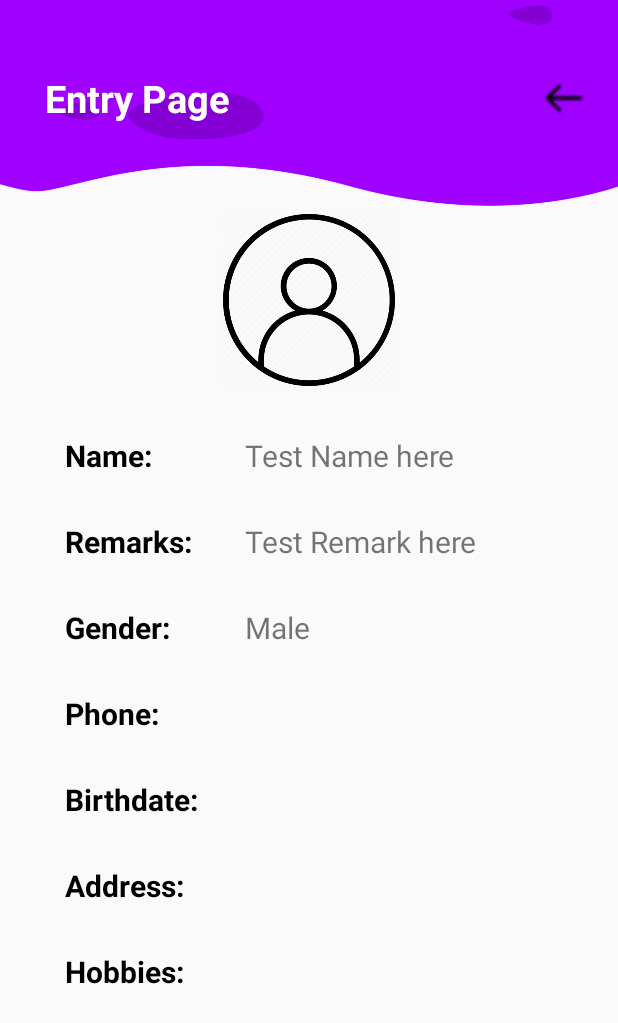
After one commit to jersonreyes/MAD.ACT1, an Android app: the ViewEntry screen opened directly, with no data from a screen before it, on a phone screen of 412 x 824 dp. The commit adds this screen. Shown: the top 1023 px of the screen. Run offline under Robolectric (Android 15) with nearby library versions, the phone set to English and light mode, and no system bars; 20 statements that could not run were skipped.

Commit message:
okeee naa konting polish nalang bukasssssss

```diff
--- a/app/src/main/AndroidManifest.xml
+++ b/app/src/main/AndroidManifest.xml
@@ -22,6 +22,9 @@
             android:name=".AddEntry"
             android:exported="true" />
         <activity
+            android:name=".ViewEntry"
+            android:exported="true" />
+        <activity
             android:name=".MainActivity"
             android:exported="true">
             <intent-filter>
--- /dev/null
+++ b/app/src/main/java/com/example/activity/ViewEntry.java
@@ -0,0 +1,86 @@
+package com.example.activity;
+
+import android.app.DatePickerDialog;
+import android.content.Context;
+import android.content.Intent;
+import android.graphics.Bitmap;
+import android.os.Bundle;
+import android.provider.MediaStore;
+import android.view.View;
+import android.view.WindowManager;
+import android.widget.AutoCompleteTextView;
+import android.widget.Button;
+import android.widget.CheckBox;
+import android.widget.DatePicker;
+import android.widget.EditText;
+import android.widget.ImageButton;
+import android.widget.ImageView;
+import android.widget.RadioButton;
+import android.widget.TextView;
+
+import androidx.appcompat.app.AppCompatActivity;
+
+public class ViewEntry extends AppCompatActivity {
+    Context con=this;
+
+    @Override
+    protected void onCreate(Bundle savedInstanceState) {
+        super.onCreate(savedInstanceState);
+        getWindow().setFlags(WindowManager.LayoutParams.FLAG_TRANSLUCENT_STATUS, WindowManager.LayoutParams.FLAG_TRANSLUCENT_STATUS);
+        setContentView(R.layout.entryview);
+
+        Bundle intent = getIntent().getExtras();
+        int key = Integer.parseInt(intent.getString("Position"));
+        EntryCards acc = EntryList.cardlist.get(key);
+
+        ImageView Profile = (ImageView) findViewById(R.id.viewProfile);
+        ImageButton backBtn = (ImageButton) findViewById(R.id.viewBackButton);
+        backBtn.setOnClickListener(new View.OnClickListener() {
+            @Override
+            public void onClick(View v) {
+                startActivity(new Intent(con, EntryList.class));
+            }
+        });
+        TextView Name = (TextView) findViewById(R.id.viewName);
+        TextView Remarks = (TextView) findViewById(R.id.viewRemarks);
+        TextView Gender  = (TextView) findViewById(R.id.viewGender);
+        TextView Phone = (TextView) findViewById(R.id.viewPhone);
+        TextView Birthdate = (TextView) findViewById(R.id.viewBirthdate);
+        TextView Address = (TextView) findViewById(R.id.viewStreet);
+        TextView Hobbies = (TextView) findViewById(R.id.viewHobbies);
+
+        Profile.setImageResource(acc.getPicture());
+        Name.setText(acc.getName());
+        Remarks.setText(acc.getDescription());
+        Gender.setText(acc.getGender());
+        Phone.setText(acc.getPhone());
+        Birthdate.setText(acc.getBirthdate());
+        Address.setText(acc.getStreet() + " " + acc.getHouseNumber() + " " + acc.getBarangay() + ", "
+                        + acc.getMunicipality() + ", " + acc.getProvince());
+        String hobbies="";
+        if(acc.isC1())
+            hobbies+="\nSinging";
+        if(acc.isC2())
+            hobbies+="\nPlaying Guitar";
+        if(acc.isC3())
+            hobbies+="\nPlaying Games";
+        if(acc.isC4())
+            hobbies+="\nDancing";
+        if(acc.isC5())
+            hobbies+="\nPainting";
+        if(acc.isC6())
+            hobbies+="\nReading";
+        if(acc.isC7())
+            hobbies+="\nBaking";
+        if(acc.isC8())
+            hobbies+="\nGardening";
+        if(acc.isC9())
+            hobbies+="\nWriting";
+        if(acc.isC10())
+            hobbies+="\nCooking";
+
+        Hobbies.setText(hobbies.substring(1));
+    }
+
+
+}
--- /dev/null
+++ b/app/src/main/res/layout/entryview.xml
@@ -0,0 +1,217 @@
+<?xml version="1.0" encoding="utf-8"?>
+<RelativeLayout xmlns:android="http://schemas.android.com/apk/res/android"
+    xmlns:app="http://schemas.android.com/apk/res-auto"
+    xmlns:tools="http://schemas.android.com/tools"
+    android:layout_width="match_parent"
+    android:layout_height="match_parent"
+    android:fitsSystemWindows="false"
+    tools:context=".EntryList"
+   >
+
+    <LinearLayout
+        android:id="@+id/EntryHeader"
+        android:layout_width="wrap_content"
+        android:layout_height="240sp"
+        android:layout_marginTop="-100dp"
+        android:background="@drawable/background_login"
+        android:orientation="horizontal"
+        android:paddingTop="115dp"
+        android:translationZ="90dp"
+        android:weightSum="10">
+
+        <TextView
+            android:id="@+id/UsernameLabel"
+            android:layout_width="100dp"
+            android:layout_height="80dp"
+            android:layout_marginLeft="30dp"
+            android:layout_marginTop="10dp"
+            android:layout_weight="9"
+            android:gravity="center_vertical"
+            android:lineHeight="37dp"
+            android:text="Entry Page"
+            android:textColor="@color/white"
+            android:textSize="25sp"
+            android:textStyle="bold" />
+
+        <ImageButton
+            android:id="@+id/viewBackButton"
+            android:layout_width="50dp"
+            android:layout_height="80dp"
+            android:layout_marginLeft="10dp"
+            android:layout_marginTop="10dp"
+            android:layout_weight="1"
+            android:background="#00000000"
+            android:padding="20dp"
+            android:scaleType="fitCenter"
+            android:src="@drawable/backicon" />
+    </LinearLayout>
+
+
+    <ScrollView
+        android:id="@+id/scrollv2"
+        android:layout_width="325sp"
+        android:layout_height="match_parent"
+        android:layout_below="@+id/EntryHeader"
+        android:layout_centerHorizontal="true"
+        android:layout_marginTop="-50dp"
+        android:scrollbars="none">
+
+
+        <RelativeLayout
+            android:layout_width="325sp"
+            android:layout_height="match_parent">
+
+            <ImageView
+                android:id="@+id/viewProfile"
+                android:layout_width="120dp"
+                android:layout_height="120dp"
+                android:layout_centerHorizontal="true"
+                android:layout_marginTop="50dp"
+                android:src="@drawable/profile_template" />
+
+            <TextView
+                android:id="@+id/viewNameLabel"
+                android:layout_width="120dp"
+                android:layout_height="wrap_content"
+                android:layout_below="@+id/viewProfile"
+                android:layout_marginTop="30dp"
+                android:text="Name:"
+                android:textColor="@color/black"
+                android:textSize="20sp"
+                android:textStyle="bold" />
+
+            <TextView
+                android:id="@+id/viewName"
+                android:layout_width="200dp"
+                android:layout_height="wrap_content"
+                android:layout_below="@+id/viewProfile"
+                android:layout_marginTop="30dp"
+                android:layout_toRightOf="@+id/viewNameLabel"
+                android:text="Test Name here"
+                android:textSize="20sp" />
+
+            <TextView
+                android:id="@+id/viewRemarksLabel"
+                android:layout_width="120dp"
+                android:layout_height="wrap_content"
+                android:layout_below="@+id/viewName"
+                android:layout_marginTop="30dp"
+                android:text="Remarks:"
+                android:textColor="@color/black"
+                android:textSize="20sp"
+                android:textStyle="bold" />
+
+            <TextView
+                android:id="@+id/viewRemarks"
+                android:layout_width="200dp"
+                android:layout_height="wrap_content"
+                android:layout_alignBaseline="@+id/viewRemarksLabel"
+                android:layout_toRightOf="@+id/viewRemarksLabel"
+                android:text="Test Remark here"
+                android:textSize="20sp" />
+
+            <TextView
+                android:id="@+id/viewGenderLabel"
+                android:layout_width="120dp"
+                android:layout_height="wrap_content"
+                android:layout_below="@+id/viewRemarks"
+                android:layout_marginTop="30dp"
+                android:text="Gender:"
+                android:textColor="@color/black"
+                android:textSize="20sp"
+                android:textStyle="bold" />
+
+            <TextView
+                android:id="@+id/viewGender"
+                android:layout_width="200dp"
+                android:layout_height="wrap_content"
+                android:layout_alignBaseline="@+id/viewGenderLabel"
+                android:layout_toRightOf="@+id/viewGenderLabel"
+                android:text="Male"
+                android:textSize="20sp" />
+            <TextView
+                android:id="@+id/viewPhoneLabel"
+                android:layout_width="120dp"
+                android:layout_height="wrap_content"
+                android:layout_below="@+id/viewGender"
+                android:layout_marginTop="30dp"
+                android:text="Phone:"
+                android:textColor="@color/black"
+                android:textSize="20sp"
+                android:textStyle="bold" />
+
+            <TextView
+                android:id="@+id/viewPhone"
+                android:layout_width="200dp"
+                android:layout_height="wrap_content"
+                android:layout_alignBaseline="@+id/viewPhoneLabel"
+                android:layout_toRightOf="@+id/viewPhoneLabel"
+                android:text=""
+                android:textSize="20sp" />
+
+            <TextView
+                android:id="@+id/viewBirthdateLabel"
+                android:layout_width="120dp"
+                android:layout_height="wrap_content"
+                android:layout_below="@+id/viewPhone"
+                android:layout_marginTop="30dp"
+                android:text="Birthdate:"
+                android:textColor="@color/black"
+                android:textSize="20sp"
+                android:textStyle="bold" />
+
+            <TextView
+                android:id="@+id/viewBirthdate"
+                android:layout_width="200dp"
+                android:layout_height="wrap_content"
+                android:layout_alignBaseline="@+id/viewBirthdateLabel"
+                android:layout_toRightOf="@+id/viewBirthdateLabel"
+                android:text=""
+                android:textSize="20sp" />
+
+
+
+            <TextView
+                android:id="@+id/viewStreetLabel"
+                android:layout_width="120dp"
+                android:layout_height="wrap_content"
+                android:layout_below="@+id/viewBirthdate"
+                android:layout_marginTop="30dp"
+                android:text="Address:"
+                android:textColor="@color/black"
+                android:textSize="20sp"
+                android:textStyle="bold" />
+
+            <TextView
+                android:id="@+id/viewStreet"
+                android:layout_width="200dp"
+                android:layout_height="wrap_content"
+                android:layout_alignBaseline="@+id/viewStreetLabel"
+                android:layout_toRightOf="@+id/viewStreetLabel"
+                android:text=""
+                android:textSize="20sp" />
+
+            <TextView
+                android:id="@+id/viewHobbiesLabel"
+                android:layout_width="120dp"
+                android:layout_height="wrap_content"
+                android:layout_below="@+id/viewStreet"
+                android:layout_marginTop="30dp"
+                android:text="Hobbies:"
+                android:textColor="@color/black"
+                android:textSize="20sp"
+                android:textStyle="bold" />
+
+            <TextView
+                android:id="@+id/viewHobbies"
+                android:layout_width="200dp"
+                android:layout_height="wrap_content"
+                android:layout_alignBaseline="@+id/viewHobbiesLabel"
+                android:layout_toRightOf="@+id/viewHobbiesLabel"
+                android:text=""
+                android:textSize="20sp"
+                android:layout_marginBottom="50dp"/>
+        </RelativeLayout>
+    </ScrollView>
+
+</RelativeLayout>
```
Also changed, not shown: app/src/main/java/com/example/activity/AddEntry.java (+6 -2 lines), app/src/main/java/com/example/activity/EditEntry.java (+8 -1 lines), app/src/main/java/com/example/activity/EntryCards.java (+21 -1 lines), app/src/main/java/com/example/activity/EntryList.java (+20 -20 lines), app/src/main/java/com/example/activity/RecyclerAdapter.java (+13 -1 lines), app/src/main/res/layout/card.xml (+7 -7 lines), app/src/main/res/drawable/backicon.png (added).
